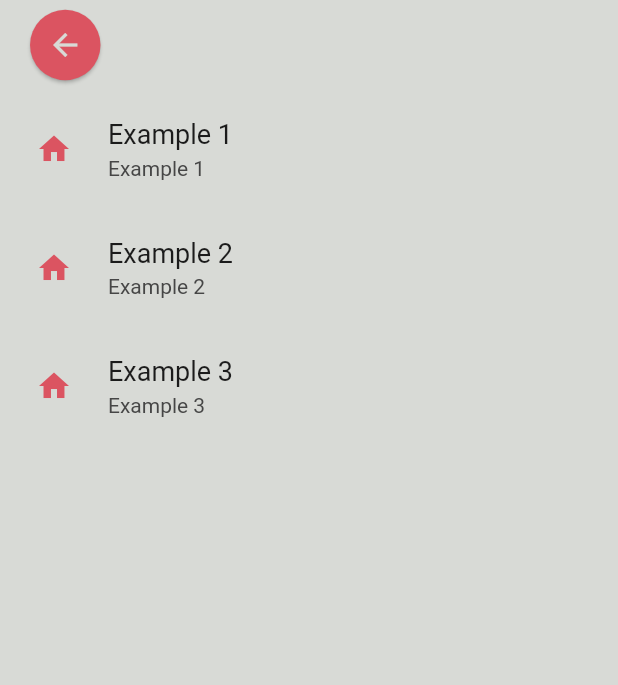
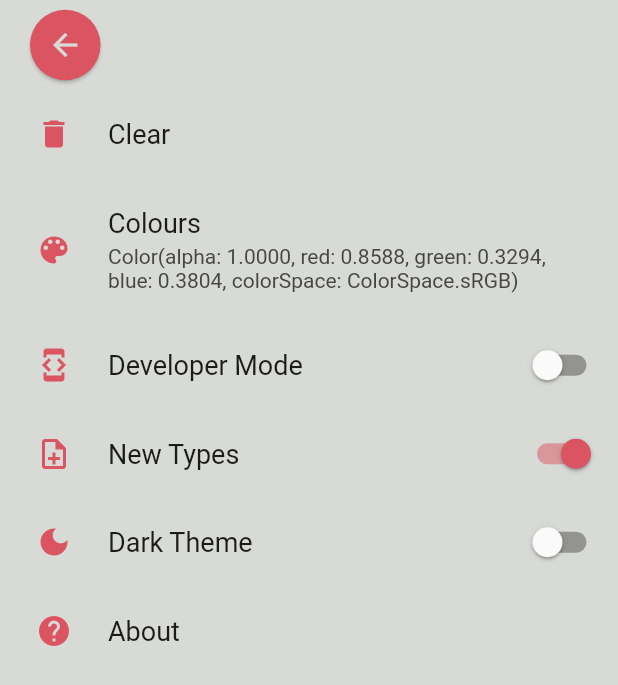
Before and after one commit to mattdbarnett/activito-app, a Flutter app: the HistorySettings screen opened directly, on a phone screen of 412 x 824 dp. Shown: the top 685 px of the screen. Run offline on Flutter 3.47's test engine with Material 2 defaults, Android fonts, the phone set to English and light mode, and no system bars; drawn by our look-alikes of settings_ui.

Commit message:
New placeholder settings tiles for required settings to implement

```diff
--- a/lib/pages/settings.dart
+++ b/lib/pages/settings.dart
@@ -27,22 +27,41 @@ class _HistorySettingsState extends State<HistorySettings> {
         sections: [
           SettingsSection(
             tiles: <SettingsTile>[
-              SettingsTile.navigation(
-                leading: const Icon(Icons.home, color: HistColours.cHighlight),
-                title: const Text('Example 1'),
-                value: const Text('Example 1'),
+              SettingsTile(
+                leading: const Icon(Icons.delete, color: HistColours.cHighlight),
+                title: const Text('Clear'),
                 onPressed: (BuildContext context) {},
               ),
               SettingsTile.navigation(
-                leading: const Icon(Icons.home, color: HistColours.cHighlight),
-                title: const Text('Example 2'),
-                value: const Text('Example 2'),
+                leading: const Icon(Icons.color_lens, color: HistColours.cHighlight),
+                title: const Text('Colours'),
+                value: Text(HistColours.cHighlight.toString()),
                 onPressed: (BuildContext context) {},
               ),
+              SettingsTile.switchTile(
+                leading: const Icon(Icons.developer_mode, color: HistColours.cHighlight),
+                title: const Text('Developer Mode'),
+                initialValue: false,
+                activeSwitchColor: HistColours.cHighlight,
+                onToggle: (bool value) {  },
+              ),
+              SettingsTile.switchTile(
+                leading: const Icon(Icons.note_add_outlined, color: HistColours.cHighlight),
+                title: const Text('New Types'),
+                initialValue: true,
+                activeSwitchColor: HistColours.cHighlight,
+                onToggle: (bool value) {  },
+              ),
+              SettingsTile.switchTile(
+                leading: const Icon(Icons.dark_mode, color: HistColours.cHighlight),
+                title: const Text('Dark Theme'),
+                initialValue: false,
+                activeSwitchColor: HistColours.cHighlight,
+                onToggle: (bool value) {  },
+              ),
               SettingsTile.navigation(
-                leading: const Icon(Icons.home, color: HistColours.cHighlight),
-                title: const Text('Example 3'),
-                value: const Text('Example 3'),
+                leading: const Icon(Icons.help_sharp, color: HistColours.cHighlight),
+                title: const Text('About'),
                 onPressed: (BuildContext context) {},
               ),
             ],
```
